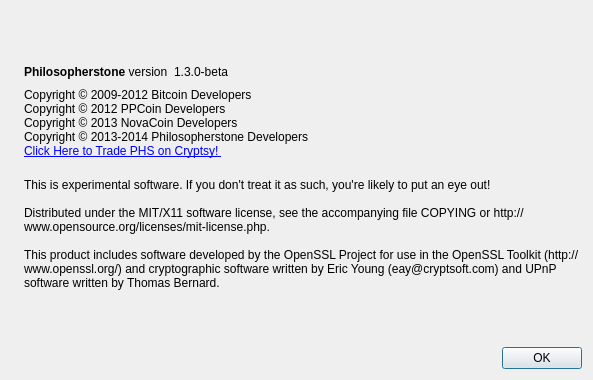
The window that src/qt/forms/aboutdialog.ui (philosopherstonecoin/philosopherstone) describes before a commit, drawn with Qt 5.
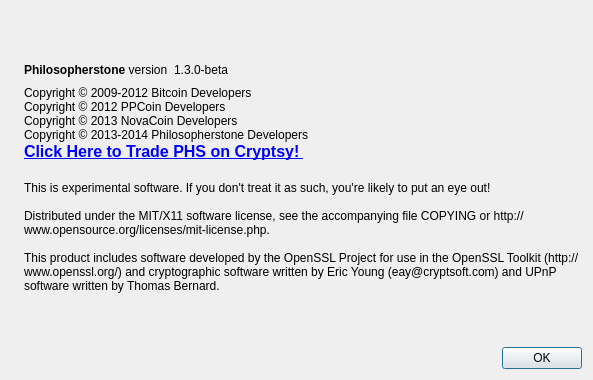
The same window after the commit. Icons and pictures are not drawn.

What changed in the file:
```diff
--- a/src/qt/forms/aboutdialog.ui
+++ b/src/qt/forms/aboutdialog.ui
@@ -91,7 +91,7 @@
         <cursorShape>IBeamCursor</cursorShape>
        </property>
        <property name="text">
-        <string>&lt;html&gt;&lt;head/&gt;&lt;body&gt;&lt;p&gt;Copyright © 2009-2012 Bitcoin Developers&lt;br/&gt;Copyright © 2012 PPCoin Developers&lt;br/&gt;Copyright © 2013 NovaCoin Developers &lt;br/&gt;Copyright © 2013-2014 Philosopherstone Developers &lt;a href=&quot;https://www.cryptsy.com/users/register?refid=8564&quot;&gt;&lt;span style=&quot; text-decoration: underline; color:#0000ff;&quot;&gt;&lt;br/&gt;Click Here to Trade PHS on Cryptsy! &lt;/span&gt;&lt;/a&gt;&lt;/p&gt;&lt;/body&gt;&lt;/html&gt;</string>
+        <string>&lt;html&gt;&lt;head/&gt;&lt;body&gt;&lt;p&gt;Copyright © 2009-2012 Bitcoin Developers&lt;br/&gt;Copyright © 2012 PPCoin Developers&lt;br/&gt;Copyright © 2013 NovaCoin Developers &lt;br/&gt;Copyright © 2013-2014 Philosopherstone Developers &lt;a href=&quot;https://www.cryptsy.com/users/register?refid=8564&quot;&gt;&lt;span style=&quot; text-decoration: underline; color:#0000ff;&quot;&gt;&lt;br/&gt;&lt;/span&gt;&lt;/a&gt;&lt;a href=&quot;https://www.cryptsy.com/users/register?refid=8564&quot;&gt;&lt;span style=&quot; font-size:12pt; font-weight:600; text-decoration: underline; color:#0000ff;&quot;&gt;Click Here to Trade PHS on Cryptsy! &lt;/span&gt;&lt;/a&gt;&lt;/p&gt;&lt;/body&gt;&lt;/html&gt;</string>
        </property>
        <property name="textFormat">
         <enum>Qt::RichText</enum>
```
